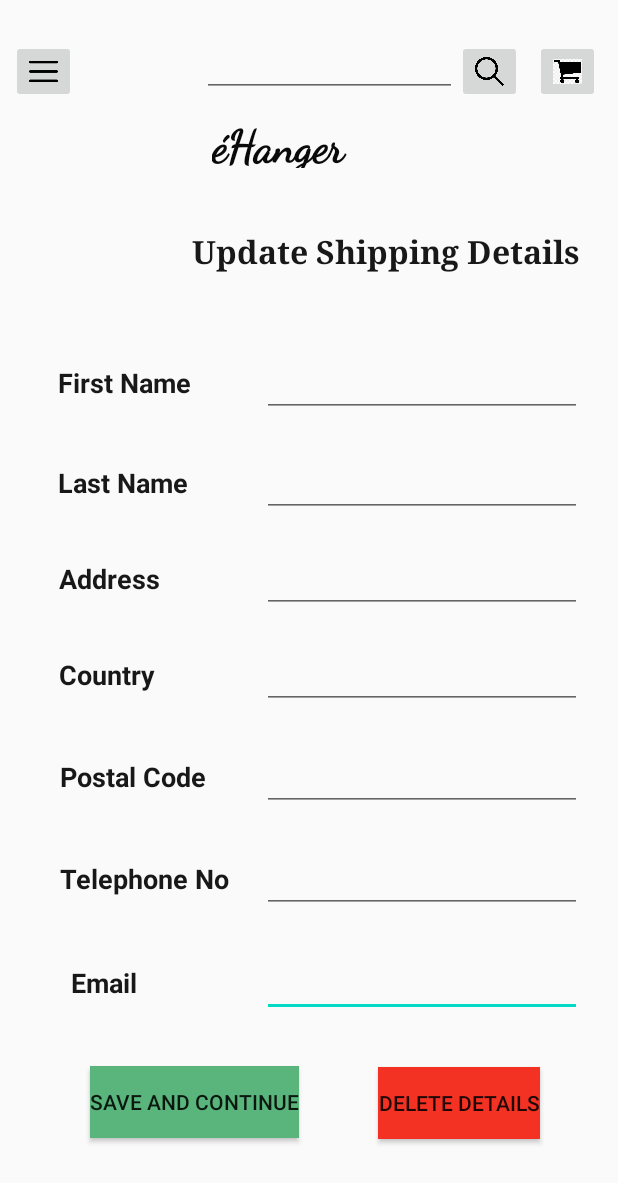
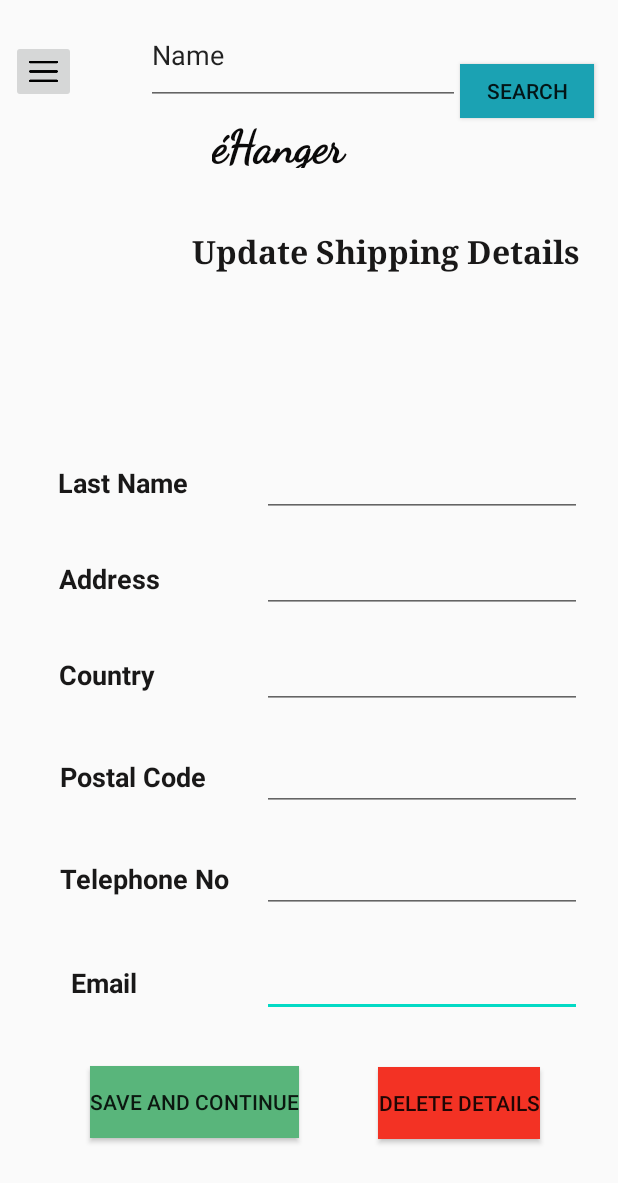
Before and after one commit to AzfaMariyam/MADMiniProject, an Android app: the ShippingUpdate screen opened directly, with no data from a screen before it, on a phone screen of 412 x 824 dp. Shown: the top 1183 px of the screen. Run offline under Robolectric (Android 15) with nearby library versions, the phone set to English and light mode, and no system bars.

Commit message:
Merge branch 'dev' of https://github.com/AzfaMariyam/MADMiniProject into shipping
# Conflicts:
#	app/src/main/AndroidManifest.xml
#	app/src/main/res/values/strings.xml

```diff
--- a/app/src/main/java/com/example/madminiproject/ShippingUpdate.java
+++ b/app/src/main/java/com/example/madminiproject/ShippingUpdate.java
@@ -2,17 +2,112 @@ package com.example.madminiproject;
 
 import androidx.appcompat.app.AppCompatActivity;
 
+import android.content.Intent;
 import android.os.Bundle;
+import android.view.View;
+import android.widget.Button;
 import android.widget.EditText;
+import android.widget.Toast;
+
+import java.util.List;
 
 public class ShippingUpdate extends AppCompatActivity {
-
     EditText fname, lname, address, country, pcode, tel, email;
     EditText search;
+    Button save, del, searchbtn;
 
     @Override
     protected void onCreate(Bundle savedInstanceState) {
         super.onCreate(savedInstanceState);
         setContentView(R.layout.activity_shipping_update);
+
+        fname = findViewById(R.id.firstname);
+        lname = findViewById(R.id.lastname);
+        address = findViewById(R.id.addr);
+        country = findViewById(R.id.country);
+        pcode = findViewById(R.id.pcode);
+        tel = findViewById(R.id.telno);
+        email = findViewById(R.id.email);
+        search = findViewById(R.id.shipsearch);
+
+        save = findViewById(R.id.updateshipbtn);
+        del = findViewById(R.id.delship);
+        searchbtn = findViewById(R.id.searchShip);
+
+
+        searchbtn.setOnClickListener(new View.OnClickListener() {
+            @Override
+            public void onClick(View v) {
+
+                ShippingDetHandler newdb = new ShippingDetHandler(getApplicationContext());
+
+                List firstN = newdb.readAllInfo(search.getText().toString());
+
+                if (firstN.isEmpty()){
+                    Toast.makeText(ShippingUpdate.this, "No Details", Toast.LENGTH_SHORT).show();
+                    search.setText(null);
+                }
+                else {
+
+                    Toast.makeText(ShippingUpdate.this, "Details Found! Details: "+firstN.get(0).toString(), Toast.LENGTH_SHORT).show();
+                    search.setText(firstN.get(0).toString());
+                    lname.setText(firstN.get(1).toString());
+                    address.setText(firstN.get(2).toString());
+                    country.setText(firstN.get(3).toString());
+                    pcode.setText(firstN.get(4).toString());
+                    tel.setText(firstN.get(5).toString());
+                    email.setText(firstN.get(6).toString());
+
+
+                }
+
+            }
+        });
+
+
+        save.setOnClickListener(new View.OnClickListener() {
+            @Override
+            public void onClick(View v) {
+
+                ShippingDetHandler newdb = new ShippingDetHandler(getApplicationContext());
+
+                Boolean status = newdb.updateShipping(search.getText().toString(),lname.getText().toString(),address.getText().toString(),country.getText().toString(), pcode.getText().toString(),tel.getText().toString(),email.getText().toString() );
+                if (status){
+                    Toast.makeText(ShippingUpdate.this, "Shipping Details Updated", Toast.LENGTH_SHORT).show();
+                    Intent i = new Intent(getApplicationContext(),PaymentDetails.class);
+                    startActivity(i);
+                }
+                else {
+                    Toast.makeText(ShippingUpdate.this, "Shipping details update Failed", Toast.LENGTH_SHORT).show();
+                }
+
+            }
+        });
+
+
+        del.setOnClickListener(new View.OnClickListener() {
+            @Override
+            public void onClick(View view) {
+
+                ShippingDetHandler det = new ShippingDetHandler(getApplicationContext());
+                det.deleteShip(search.getText().toString());
+
+                Toast.makeText(ShippingUpdate.this, "Shipping Details Deleted", Toast.LENGTH_SHORT).show();
+
+                Intent i = new Intent(getApplicationContext(),PaymentDetails.class);
+                startActivity(i);
+
+                search.setText(null);
+                lname.setText(null);
+                address.setText(null);
+                country.setText(null);
+                pcode.setText(null);
+                tel.setText(null);
+                email.setText(null);
+
+            }
+        });
+
+
     }
 }
--- a/app/src/main/res/layout/activity_shipping_update.xml
+++ b/app/src/main/res/layout/activity_shipping_update.xml
@@ -21,21 +21,6 @@
         app:layout_constraintStart_toStartOf="parent"
         app:layout_constraintTop_toTopOf="parent"
         app:layout_constraintVertical_bias="0.202" />
-
-    <TextView
-        android:id="@+id/textView2"
-        android:layout_width="wrap_content"
-        android:layout_height="wrap_content"
-        android:text="@string/first_name"
-        android:textColor="#191818"
-        android:textSize="18sp"
-        android:textStyle="bold"
-        app:layout_constraintBottom_toBottomOf="parent"
-        app:layout_constraintEnd_toEndOf="parent"
-        app:layout_constraintHorizontal_bias="0.12"
-        app:layout_constraintStart_toStartOf="parent"
-        app:layout_constraintTop_toTopOf="parent"
-        app:layout_constraintVertical_bias="0.304" />
 
     <TextView
         android:id="@+id/textView4"
@@ -113,7 +98,7 @@
         app:layout_constraintVertical_bias="0.804" />
 
     <Button
-        android:id="@+id/savebtn"
+        android:id="@+id/updateshipbtn"
         android:layout_width="wrap_content"
         android:layout_height="wrap_content"
         android:background="#FF59B57B"
@@ -127,7 +112,7 @@
 
     <Button
 
-        android:id="@+id/cancelbtn1"
+        android:id="@+id/delship"
         android:layout_width="wrap_content"
         android:layout_height="wrap_content"
         android:layout_marginTop="10dp"
@@ -161,17 +146,6 @@
         android:inputType="number"
         app:layout_constraintBaseline_toBaselineOf="@+id/textView7"
         app:layout_constraintEnd_toEndOf="parent" />
-
-    <EditText
-        android:id="@+id/firstname"
-        android:layout_width="wrap_content"
-        android:layout_height="wrap_content"
-        android:ems="10"
-        android:inputType="textPersonName"
-        app:layout_constraintBaseline_toBaselineOf="@+id/textView2"
-        app:layout_constraintEnd_toEndOf="parent"
-        app:layout_constraintHorizontal_bias="0.878"
-        app:layout_constraintStart_toStartOf="parent" />
 
     <EditText
         android:id="@+id/lastname"
@@ -248,38 +222,6 @@
         app:layout_constraintVertical_bias="0.095" />
 
     <ImageButton
-        android:id="@+id/imageButton2"
-        android:layout_width="43dp"
-        android:layout_height="42dp"
-        android:adjustViewBounds="true"
-        android:maxWidth="40dp"
-        android:maxHeight="40dp"
-        android:scaleType="fitCenter"
-        app:layout_constraintBottom_toBottomOf="parent"
-        app:layout_constraintEnd_toEndOf="parent"
-        app:layout_constraintHorizontal_bias="0.967"
-        app:layout_constraintStart_toStartOf="parent"
-        app:layout_constraintTop_toTopOf="parent"
-        app:layout_constraintVertical_bias="0.034"
-        app:srcCompat="@drawable/cart" />
-
-    <ImageButton
-        android:id="@+id/imageButton5"
-        android:layout_width="43dp"
-        android:layout_height="42dp"
-        android:adjustViewBounds="true"
-        android:maxWidth="40dp"
-        android:maxHeight="40dp"
-        android:scaleType="fitCenter"
-        app:layout_constraintBottom_toBottomOf="parent"
-        app:layout_constraintEnd_toEndOf="parent"
-        app:layout_constraintHorizontal_bias="0.826"
-        app:layout_constraintStart_toStartOf="parent"
-        app:layout_constraintTop_toTopOf="parent"
-        app:layout_constraintVertical_bias="0.034"
-        app:srcCompat="@drawable/search" />
-
-    <ImageButton
         android:id="@+id/imageButton6"
         android:layout_width="43dp"
         android:layout_height="42dp"
@@ -296,19 +238,32 @@
         app:srcCompat="@drawable/menu" />
 
     <EditText
-        android:id="@+id/editText"
-        android:layout_width="170dp"
-        android:layout_height="22dp"
+        android:id="@+id/shipsearch"
+        android:layout_width="209dp"
+        android:layout_height="66dp"
         android:ems="10"
         android:hint="@string/first_name"
         android:inputType="textPersonName"
         android:text="Name"
         app:layout_constraintBottom_toBottomOf="parent"
         app:layout_constraintEnd_toEndOf="parent"
-        app:layout_constraintHorizontal_bias="0.556"
+        app:layout_constraintHorizontal_bias="0.48"
         app:layout_constraintStart_toStartOf="parent"
         app:layout_constraintTop_toTopOf="parent"
-        app:layout_constraintVertical_bias="0.053" />
+        app:layout_constraintVertical_bias="0.005" />
+
+    <Button
+        android:id="@+id/searchShip"
+        android:layout_width="89dp"
+        android:layout_height="36dp"
+        android:background="#1BA2B3"
+        android:text="@string/search"
+        app:layout_constraintBottom_toBottomOf="parent"
+        app:layout_constraintEnd_toEndOf="parent"
+        app:layout_constraintHorizontal_bias="0.95"
+        app:layout_constraintStart_toStartOf="parent"
+        app:layout_constraintTop_toTopOf="parent"
+        app:layout_constraintVertical_bias="0.054" />
 
 
 </androidx.constraintlayout.widget.ConstraintLayout>
```
Also changed, not shown: app/src/main/java/com/example/madminiproject/ShippingDetHandler.java (+119 -4 lines), app/src/main/java/com/example/madminiproject/ShippingDetails.java (+1 -45 lines), app/src/main/res/layout/activity_shipping_details.xml (+4 -4 lines).
